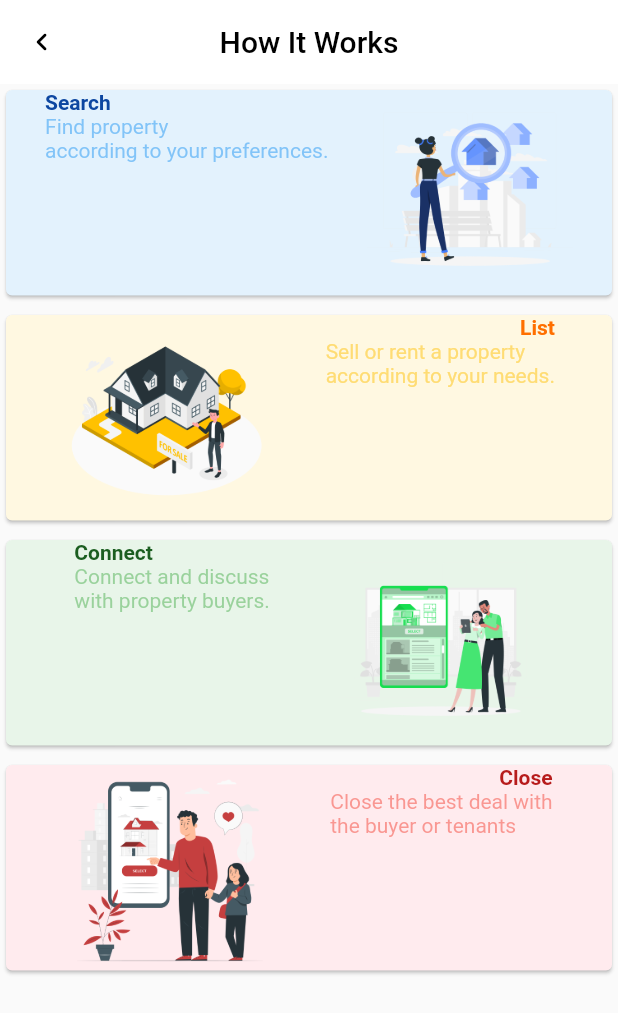
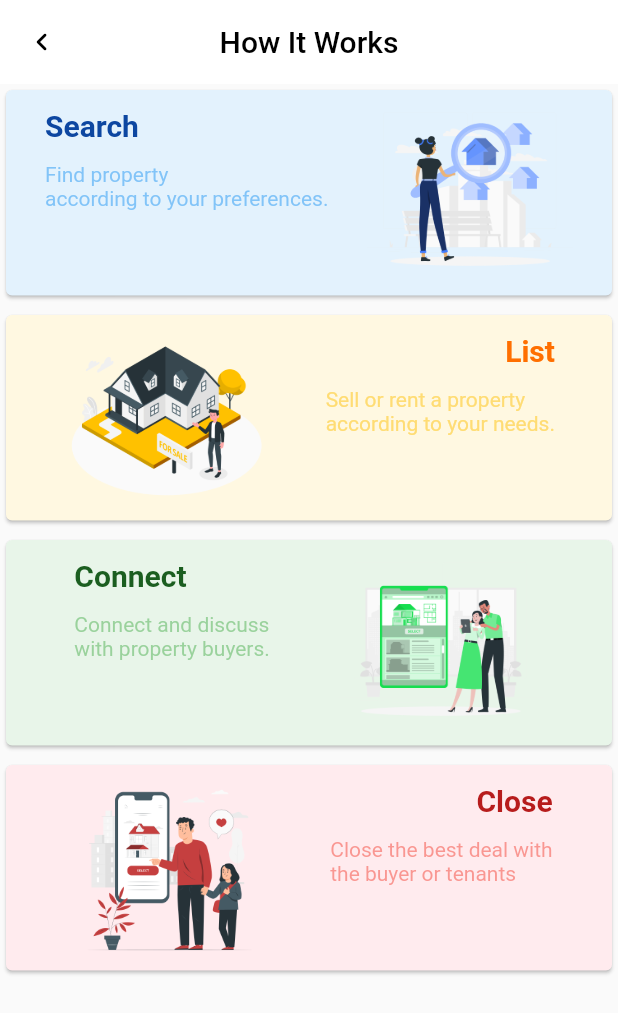
Before and after one commit to andisiambuku/DemoScreens, a Flutter app: the screen it shows after launch, on a phone screen of 412 x 824 dp. Shown: the top 1013 px of the screen. Run offline on Flutter 3.47's test engine with Material 2 defaults, Android fonts, the phone set to English and light mode, and no system bars.

Commit message:
added padding to the components

```diff
--- a/lib/works_screen.dart
+++ b/lib/works_screen.dart
@@ -26,19 +26,27 @@ class HowItWorks extends StatelessWidget {
               color: Colors.blue[50],
               child: Row(
                 mainAxisAlignment: MainAxisAlignment.spaceEvenly,
+                crossAxisAlignment: CrossAxisAlignment.center,
                 children: [
                   Column(
                     crossAxisAlignment: CrossAxisAlignment.start,
                     children: [
-                      Text('Search',
+                      Padding(
+                        padding: const EdgeInsets.only(top:12.0),
+                        child: Text('Search',
                      style: TextStyle(
                          fontWeight: FontWeight.bold,
+                         fontSize: 20.0,
                          color: Colors.blue[900],
                          ),),
-                      SizedBox(height: 0.5),
-                      Text('Find property\naccording to your preferences.',
+                      ),
+                      SizedBox(height: 5),
+                      Padding(
+                        padding: const EdgeInsets.only(top:8.0),
+                        child: Text('Find property\naccording to your preferences.',
                         style: TextStyle(
                         color: Colors.blue.withOpacity(0.5),)),
+                      ),
                     ],
                   ),
                   Image(image: AssetImage('assets/images/House searching-rafiki.png')),
@@ -55,20 +63,28 @@ class HowItWorks extends StatelessWidget {
                 color: Colors.amber[50],
                   child: Row(
                   mainAxisAlignment: MainAxisAlignment.spaceEvenly,
+                  crossAxisAlignment: CrossAxisAlignment.center,
                   children: [
                     Image(image: AssetImage('assets/images/For sale-amico.png')),
                     Column(
                       crossAxisAlignment: CrossAxisAlignment.end,
                       children: [
-                        Text('List',
+                        Padding(
+                          padding: const EdgeInsets.only(top:12.0),
+                          child: Text('List',
                            style: TextStyle(
                        fontWeight: FontWeight.bold,
+                       fontSize: 20.0,
                        color: Colors.amber[900],
                        ),),
-                        SizedBox(height: 0.5),
-                        Text('Sell or rent a property\naccording to your needs.',
+                        ),
+                        SizedBox(height: 5),
+                        Padding(
+                          padding: const EdgeInsets.only(top:8.0),
+                          child: Text('Sell or rent a property\naccording to your needs.',
                           style: TextStyle(
-                      color: Colors.amber.withOpacity(0.5),),)
+                      color: Colors.amber.withOpacity(0.5),),),
+                        )
                       ],
                     ),
                   ],
@@ -84,19 +100,27 @@ class HowItWorks extends StatelessWidget {
               color: Colors.green[50],
               child: Row(
                 mainAxisAlignment: MainAxisAlignment.spaceEvenly,
+                crossAxisAlignment: CrossAxisAlignment.center,
                 children: [
                   Column(
                     crossAxisAlignment: CrossAxisAlignment.start,
                     children: [
-                      Text('Connect',
+                      Padding(
+                        padding: const EdgeInsets.only(top:12.0),
+                        child: Text('Connect',
                          style: TextStyle(
                          fontWeight: FontWeight.bold,
+                         fontSize: 20.0,
                          color: Colors.green[900],
                          ),),
-                      SizedBox(height: 0.5),
-                      Text('Connect and discuss\nwith property buyers.',
+                      ),
+                      SizedBox(height: 5),
+                      Padding(
+                        padding: const EdgeInsets.only(top:8.0),
+                        child: Text('Connect and discuss\nwith property buyers.',
                         style: TextStyle(
                         color: Colors.green.withOpacity(0.5),)
+                        ),
                       ),
                     ],
                   ),
@@ -114,21 +138,32 @@ class HowItWorks extends StatelessWidget {
                color: Colors.red[50],
               child: Row(
                 mainAxisAlignment: MainAxisAlignment.spaceEvenly,
+                crossAxisAlignment: CrossAxisAlignment.center,
                 children: [
-                  Image(image: AssetImage('assets/images/Select house-pana.png')),
+                  Padding(
+                    padding: const EdgeInsets.all(8.0),
+                    child: Image(image: AssetImage('assets/images/Select house-pana.png')),
+                  ),
                   Column(
                     crossAxisAlignment: CrossAxisAlignment.end,
                     children: [
-                      Text('Close',
+                      Padding(
+                        padding: const EdgeInsets.only(top:12.0),
+                        child: Text('Close',
                          style: TextStyle(
                          fontWeight: FontWeight.bold,
+                         fontSize: 20.0,
                          color: Colors.red[900],
                          ),),
-                      SizedBox(height: 0.5),
-                      Text('Close the best deal with\nthe buyer or tenants',
+                      ),
+                      SizedBox(height:  5),
+                      Padding(
+                        padding: const EdgeInsets.only(top: 8.0),
+                        child: Text('Close the best deal with\nthe buyer or tenants',
                         style: TextStyle(
                         color: Colors.red.withOpacity(0.5),
                          ),),
+                      ),
                     ],
                   ),
                 ],
```
Lines whose indentation alone changed are shown as unchanged.
